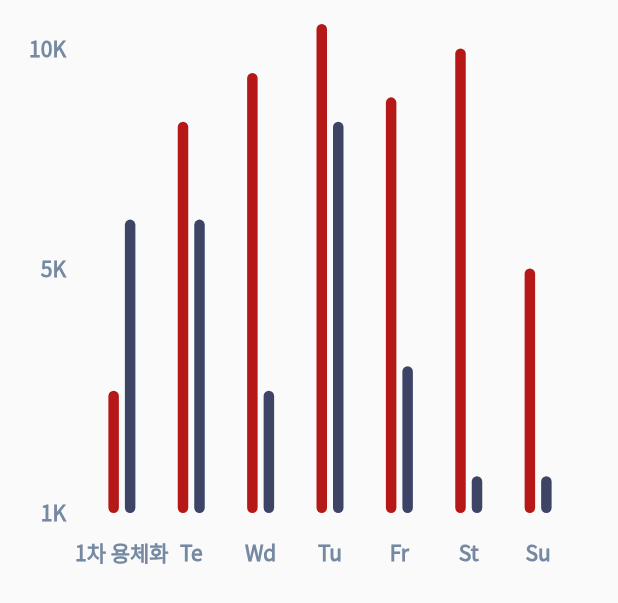
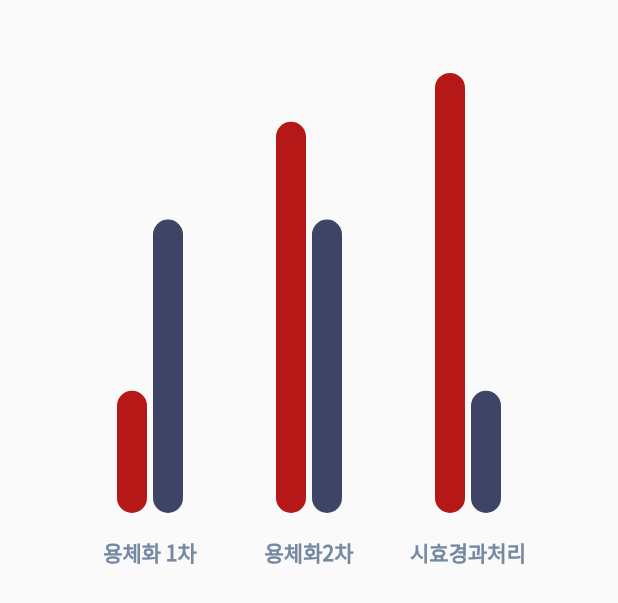
Before and after one commit to 2023-SMHRD-SW-BigData-1/Ditto, a Flutter app: the BarChartSample2 widget shown alone on an empty page, opened directly, on a phone screen of 412 x 824 dp. Shown: the top 603 px of the screen. Run offline on Flutter 3.47's test engine with Material 2 defaults, Android fonts, the phone set to English and light mode, and no system bars; drawn by our look-alikes of fl_chart; our stand-ins replace carousel_slider, dio, firebase_auth, firebase_core, fluttertoast, get and 9 more; missing offline and left inert: bootpay_webview_flutter, bootpay_webview_flutter_android, bootpay_webview_flutter_wkwebview, dart:html, vtable; accounts and stored records are empty.

Commit message:
123123123

```diff
--- a/alfa/lib/view/widgets/main/Main_barChart.dart
+++ b/alfa/lib/view/widgets/main/Main_barChart.dart
@@ -24,19 +24,11 @@ class BarChartSample2State extends State<BarChartSample2> {
     final barGroup1 = makeGroupData(0, 5, 12);
     final barGroup2 = makeGroupData(1, 16, 12);
     final barGroup3 = makeGroupData(2, 18, 5);
-    final barGroup4 = makeGroupData(3, 20, 16);
-    final barGroup5 = makeGroupData(4, 17, 6);
-    final barGroup6 = makeGroupData(5, 19, 1.5);
-    final barGroup7 = makeGroupData(6, 10, 1.5);
 
     final items = [
       barGroup1,
       barGroup2,
       barGroup3,
-      barGroup4,
-      barGroup5,
-      barGroup6,
-      barGroup7,
     ];
 
     rawBarGroups = items;
@@ -59,7 +51,7 @@ class BarChartSample2State extends State<BarChartSample2> {
                   maxY: 20,
                   barTouchData: BarTouchData(
                     touchTooltipData: BarTouchTooltipData(
-                      tooltipBgColor: Colors.grey,
+                      tooltipBgColor: Color.fromARGB(255, 7, 7, 7),
                       getTooltipItem: (a, b, c, d) => null,
                     ),
                     touchCallback: (FlTouchEvent event, response) {
@@ -121,10 +113,7 @@ class BarChartSample2State extends State<BarChartSample2> {
                     ),
                     leftTitles: AxisTitles(
                       sideTitles: SideTitles(
-                        showTitles: true,
-                        reservedSize: 28,
-                        interval: 1,
-                        getTitlesWidget: leftTitles,
+                        showTitles: false,
                       ),
                     ),
                   ),
@@ -145,31 +134,8 @@ class BarChartSample2State extends State<BarChartSample2> {
     );
   }
 
-  Widget leftTitles(double value, TitleMeta meta) {
-    const style = TextStyle(
-      color: Color(0xff7589a2),
-      fontWeight: FontWeight.bold,
-      fontSize: 14,
-    );
-    String text;
-    if (value == 0) {
-      text = '1K';
-    } else if (value == 10) {
-      text = '5K';
-    } else if (value == 19) {
-      text = '10K';
-    } else {
-      return Container();
-    }
-    return SideTitleWidget(
-      axisSide: meta.axisSide,
-      space: 0,
-      child: Text(text, style: style),
-    );
-  }
-
   Widget bottomTitles(double value, TitleMeta meta) {
-    final titles = <String>['1차 용체화', 'Te', 'Wd', 'Tu', 'Fr', 'St', 'Su'];
+    final titles = <String>['용체화 1차', '용체화2차', '시효경과처리'];
 
     final Widget text = Text(
       titles[value.toInt()],
@@ -195,59 +161,12 @@ class BarChartSample2State extends State<BarChartSample2> {
         BarChartRodData(
           toY: y1,
           color: widget.leftBarColor,
-          width: width,
+          width: 20,
         ),
         BarChartRodData(
           toY: y2,
           color: widget.rightBarColor,
-          width: width,
-        ),
-      ],
-    );
-  }
-
-  Widget makeTransactionsIcon() {
-    const width = 4.5;
-    const space = 3.5;
-    return Row(
-      mainAxisSize: MainAxisSize.min,
-      children: <Widget>[
-        Container(
-          width: width,
-          height: 10,
-          color: Colors.white.withOpacity(0.4),
-        ),
-        const SizedBox(
-          width: space,
-        ),
-        Container(
-          width: width,
-          height: 28,
-          color: Colors.white.withOpacity(0.8),
-        ),
-        const SizedBox(
-          width: space,
-        ),
-        Container(
-          width: width,
-          height: 42,
-          color: Colors.white.withOpacity(1),
-        ),
-        const SizedBox(
-          width: space,
-        ),
-        Container(
-          width: width,
-          height: 28,
-          color: Colors.white.withOpacity(0.8),
-        ),
-        const SizedBox(
-          width: space,
-        ),
-        Container(
-          width: width,
-          height: 10,
-          color: Colors.white.withOpacity(0.4),
+          width: 20,
         ),
       ],
     );
```
Also changed, not shown: alfa/lib/view/page/Main.dart (+24 -24 lines).
